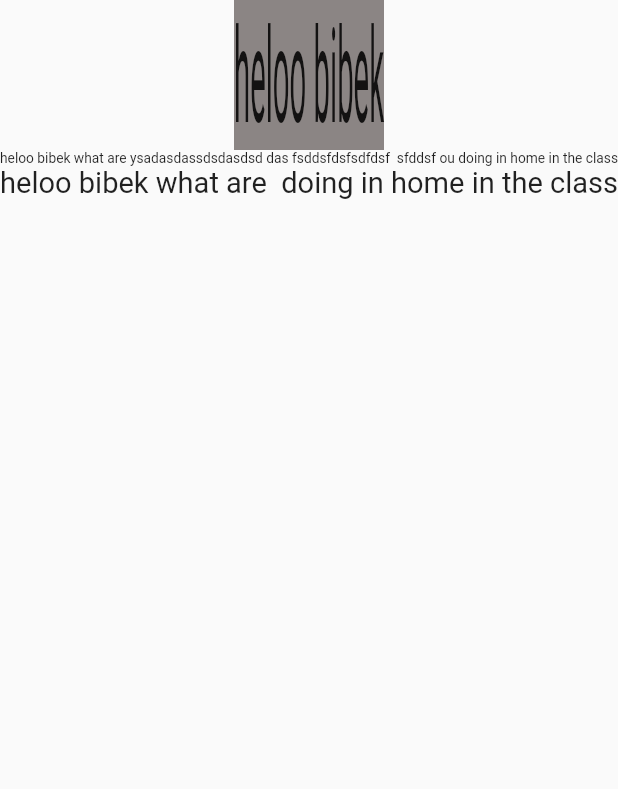
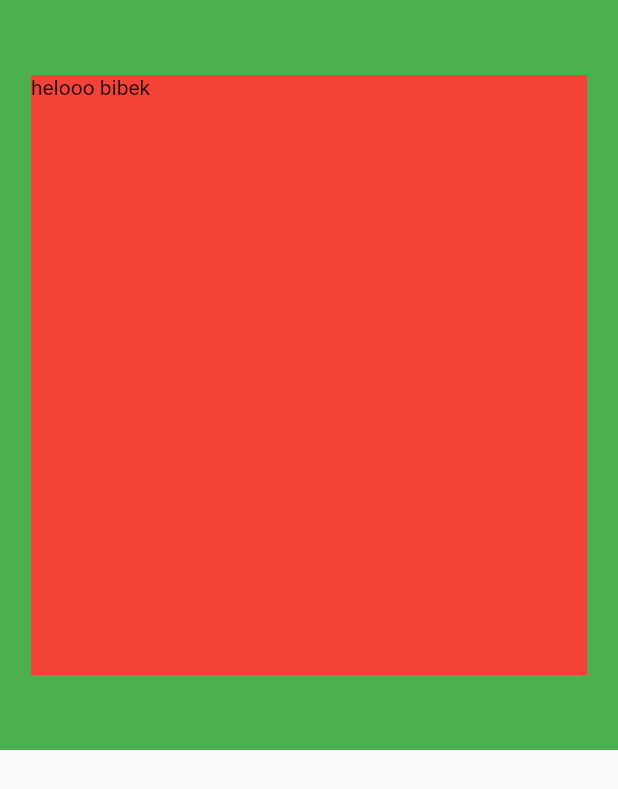
Before and after one commit to isavtars/responsiveflutter, a Flutter app: the screen it shows after launch, on a phone screen of 412 x 824 dp. Shown: the top 789 px of the screen. Run offline on Flutter 3.47's test engine with Material 2 defaults, Android fonts, the phone set to English and light mode, and no system bars.

Commit message:
Fractionally

```diff
--- a/lib/main.dart
+++ b/lib/main.dart
@@ -12,50 +12,36 @@ class LayoutBuilderExampleApp extends StatelessWidget {
   Widget build(BuildContext context) {
     return const MaterialApp(
       debugShowCheckedModeBanner: false,
-      home: Scaffold(body: FittedBoxExample()),
+      home: Scaffold(body: FractionallySizedBoxq()),
     );
   }
 }
 
-//FittedBoxExample
-class FittedBoxExample extends StatelessWidget {
-  const FittedBoxExample({super.key});
+//FractionallySizedBox
+
+class FractionallySizedBoxq extends StatelessWidget {
+  const FractionallySizedBoxq({super.key});
 
   @override
   Widget build(BuildContext context) {
-    return Column(
-      children: [
-        Container(
-          height: 100,
-          width: 100,
-          color: const Color.fromARGB(255, 129, 155, 177),
-          child: FittedBox(
-            // TRY THIS: Try changing the fit types to see how they change the way
-            // the placeholder fits into the container.
-            fit: BoxFit.fill,
-            child: Container(
-              color: const Color.fromARGB(255, 139, 133, 132),
-              child: const Text("heloo bibek"),
-            ),
-          ),
+    return Container(
+      height: 500,
+      width: 500,
+      color: Colors.green,
+      child: FractionallySizedBox(
+        widthFactor: 0.9,
+        heightFactor: 0.8,
+        child: Container(
+          color: Colors.red,
+          child: const Text("helooo bibek"),
         ),
-        const Center(
-          child: SizedBox(
-            width: double.infinity,
-            child: FittedBox(
-                child: Text(
-                    "heloo bibek what are ysadasdassdsdasdsd das fsddsfdsfsdfdsf  sfddsf ou doing in home in the class")),
-          ),
-        ),
-        const Center(
-          child: SizedBox(
-            width: double.infinity,
-            child: FittedBox(
-                child:
-                    Text("heloo bibek what are  doing in home in the class")),
-          ),
-        )
-      ],
+      ),
     );
   }
 }
+
+
+//conslusions
+
+// it takes  Fractionally height and width of its parents
+// 1=100%
```
